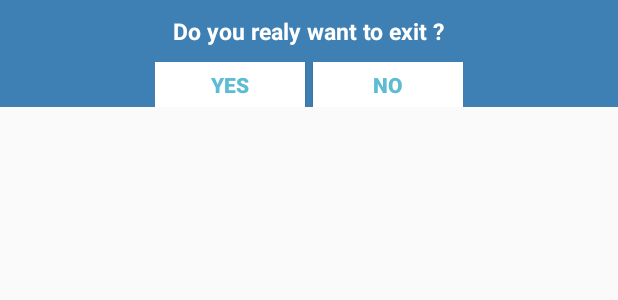
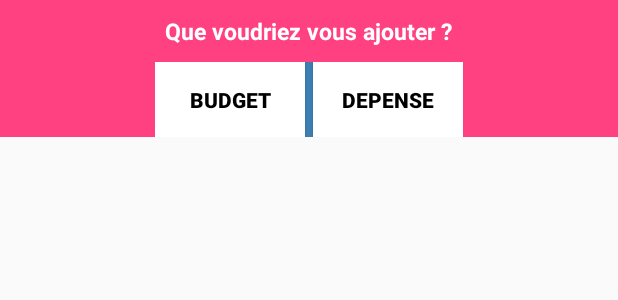
Before and after one commit to Android-projet-final/Budget-Manager-App, an Android app: the layout dialog_fab_add_pop_up.xml on its own in the app's theme, with its tools: preview values and no code run, on a phone screen of 412 x 824 dp. Shown: the top 300 px of the screen. Run offline under Robolectric (Android 15) with nearby library versions, the phone set to English and light mode, and no system bars.

```diff
--- a/app/src/main/res/layout/activity_main.xml
+++ b/app/src/main/res/layout/activity_main.xml
@@ -57,6 +57,8 @@
         android:layout_height="wrap_content"
         android:layout_gravity="bottom|center"
         android:layout_margin="@dimen/fab_margin"
+        android:clickable="true"
+        android:onClick="showDialogAddTransaction"
         android:src="@mipmap/addfab3" />
 
 </android.support.design.widget.CoordinatorLayout>
--- a/app/src/main/res/layout/dialog_fab_add_pop_up.xml
+++ b/app/src/main/res/layout/dialog_fab_add_pop_up.xml
@@ -2,7 +2,7 @@
 <LinearLayout xmlns:android="http://schemas.android.com/apk/res/android"
     android:layout_width="match_parent"
     android:layout_height="wrap_content"
-    android:background="#3E80B4"
+    android:background="@color/colorAccent"
     android:orientation="vertical">
 
     <TextView
@@ -11,7 +11,7 @@
         android:layout_height="wrap_content"
         android:layout_gravity="center"
         android:layout_margin="10dp"
-        android:text="Do you realy want to exit ?"
+        android:text="@string/question_add"
         android:textColor="@android:color/white"
         android:textSize="15dp"
         android:textStyle="bold" />
@@ -25,24 +25,24 @@
         android:orientation="horizontal">
 
         <Button
-            android:id="@+id/btn_yes"
+            android:id="@+id/dialog_bnt_budget"
             android:layout_width="100dp"
-            android:layout_height="30dp"
+            android:layout_height="50dp"
             android:background="@android:color/white"
             android:clickable="true"
-            android:text="Yes"
-            android:textColor="#5DBCD2"
+            android:text="@string/budget"
+            android:textColor="@color/BLACK"
             android:textStyle="bold" />
 
         <Button
-            android:id="@+id/btn_no"
+            android:id="@+id/dialog_bnt_depense"
             android:layout_width="100dp"
-            android:layout_height="30dp"
+            android:layout_height="50dp"
             android:layout_marginLeft="5dp"
             android:background="@android:color/white"
             android:clickable="true"
-            android:text="No"
-            android:textColor="#5DBCD2"
+            android:text="@string/despense"
+            android:textColor="@color/BLACK"
             android:textStyle="bold" />
     </LinearLayout>
 </LinearLayout>
--- a/app/src/main/res/values/strings.xml
+++ b/app/src/main/res/values/strings.xml
@@ -124,4 +124,5 @@
     <string name="once">Une fois seulement</string>
     <string name="every_week">Chaque semaine</string>
     <string name="every_month">Chaque mois</string>
+    <string name="question_add">Que voudriez vous ajouter ?</string>
 </resources>
```
Also changed, not shown: app/src/main/java/com/ly/badiane/budgetmanager_finalandroidproject/vues/FabAddDialog.java (added, +60 -0 lines), app/src/main/java/com/ly/badiane/budgetmanager_finalandroidproject/vues/MainActivity.java (+12 -0 lines), app/src/main/java/com/ly/badiane/budgetmanager_finalandroidproject/vues/TransactionInfoDialog.java (+8 -2 lines), app/src/main/arrow_red_up_nobg-web.png (added), app/src/main/res/mipmap-hdpi/arrow_red_up_nobg.png (added), app/src/main/res/mipmap-mdpi/arrow_red_up_nobg.png (added), app/src/main/res/mipmap-xhdpi/arrow_red_up_nobg.png (added), app/src/main/res/mipmap-xxhdpi/arrow_red_up_nobg.png (added), app/src/main/res/mipmap-xxxhdpi/arrow_red_up_nobg.png (added).
